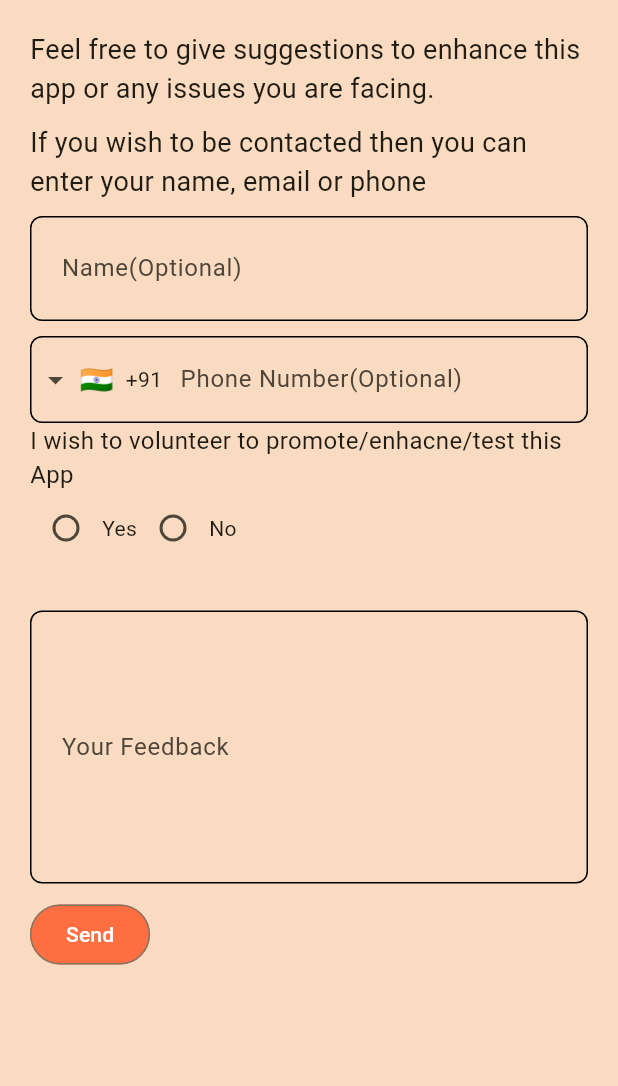
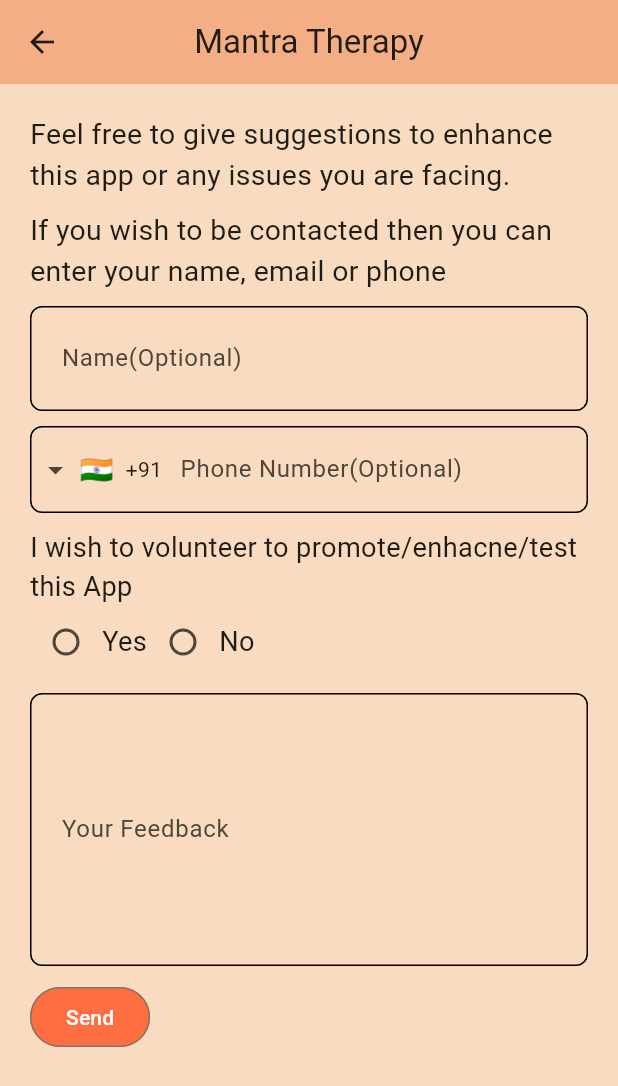
Before and after one commit to ayushshah31/calendarsongs, a Flutter app: the FeedbackPage screen opened by its route, on a phone screen of 412 x 824 dp. Shown: the top 1086 px of the screen. Run offline on Flutter 3.47's test engine with Material 3 defaults, Android fonts, the phone set to English and light mode, and no system bars; drawn by our look-alikes of intl_phone_field; our stand-ins replace audio_service, device_info_plus, dio, firebase_analytics, firebase_core, firebase_database and 8 more; missing offline and left inert: advanced_in_app_review, app_settings, vs_scrollbar; accounts and stored records are empty.

Commit message:
feedback page changes, new download error fix

```diff
--- a/lib/Screens/feedback.dart
+++ b/lib/Screens/feedback.dart
@@ -27,23 +27,26 @@ class _FeedbackPageState extends State<FeedbackPage> {
   Widget build(BuildContext context) {
     return SafeArea(
       child: Scaffold(
-        // appBar: AppBar(title: const Text("Feedback")),
+        appBar: AppBar(
+          title: const Text("Mantra Therapy"),
+          centerTitle: true,
+        ),
         backgroundColor: const Color(0xfff8dbc1),
         body: SingleChildScrollView(
           child: Container(
-            height: MediaQuery.of(context).size.height,
+            // height: MediaQuery.of(context).size.height,
             padding: const EdgeInsets.all(20),
             child: Column(
               crossAxisAlignment: CrossAxisAlignment.start,
               children: [
                 Text(
                   "Feel free to give suggestions to enhance this app or any issues you are facing.",
-                  style: TextStyle(fontSize: 18),
+                  style: TextStyle(fontSize: MediaQuery.of(context).size.height * 0.023),
                 ),
                 SizedBox(height: 10),
                 Text(
                   "If you wish to be contacted then you can enter your name, email or phone",
-                  style: TextStyle(fontSize: 18),
+                  style: TextStyle(fontSize: MediaQuery.of(context).size.height * 0.023),
                 ),
                 SizedBox(height: 10),
                 Form(
@@ -104,30 +107,6 @@ class _FeedbackPageState extends State<FeedbackPage> {
                           },
                         ),
                       ),
-                      // Spacer(),
-                      // Container(
-                      //   padding: EdgeInsets.all(10),
-                      //   decoration: BoxDecoration(
-                      //       borderRadius: BorderRadius.circular(8),
-                      //       border: Border.all(color: Colors.black)),
-                      //   child: TextFormField(
-                      //     decoration: InputDecoration(
-                      //         labelText: "Phone(Optional)",
-                      //         border: OutlineInputBorder(borderRadius: BorderRadius.circular(20)),
-                      //         hintText: "",
-                      //         disabledBorder: InputBorder.none,
-                      //         enabledBorder: InputBorder.none,
-                      //         focusedBorder: InputBorder.none,
-                      //         contentPadding: EdgeInsets.only(left: 10),
-                      //         hintStyle: const TextStyle(fontSize: 16)),
-                      //     keyboardType: TextInputType.phone,
-                      //     textInputAction: TextInputAction.done,
-                      //     style: const TextStyle(fontSize: 14),
-                      //     onChanged: (value) {
-                      //       phone = value;
-                      //     },
-                      //   ),
-                      // ),
                       SizedBox(height: 10),
                       Container(
                         // padding: EdgeInsets.all(10),
@@ -160,10 +139,12 @@ class _FeedbackPageState extends State<FeedbackPage> {
                           ],
                         ),
                       ),
-                      // const Text("Enter Body"),
+                      const SizedBox(
+                        height: 10,
+                      ),
                       Text(
                         "I wish to volunteer to promote/enhacne/test this App",
-                        style: TextStyle(fontSize: 16),
+                        style: TextStyle(fontSize: MediaQuery.of(context).size.height * 0.022),
                       ),
                       Row(
                         children: [
@@ -176,7 +157,10 @@ class _FeedbackPageState extends State<FeedbackPage> {
                                   radioVal = RadioVal.Yes;
                                 });
                               }),
-                          const Text("Yes"),
+                          Text(
+                            "Yes",
+                            style: TextStyle(fontSize: MediaQuery.of(context).size.height * 0.022),
+                          ),
                           Radio(
                               value: RadioVal.No,
                               groupValue: radioVal,
@@ -185,10 +169,19 @@ class _FeedbackPageState extends State<FeedbackPage> {
                                   radioVal = RadioVal.No;
                                 });
                               }),
-                          const Text("No"),
+                          Text(
+                            "No",
+                            style: TextStyle(fontSize: MediaQuery.of(context).size.height * 0.022),
+                          ),
                         ],
                       ),
-                      Text(errorMsg, style: const TextStyle(color: Colors.red)),
+                      errorMsg == ""
+                          ? Container()
+                          : Text(errorMsg,
+                              style: TextStyle(
+                                color: Colors.red,
+                                fontSize: MediaQuery.of(context).size.height * 0.018,
+                              )),
                       Container(
                         decoration: BoxDecoration(
                             borderRadius: BorderRadius.circular(8),
@@ -208,7 +201,7 @@ class _FeedbackPageState extends State<FeedbackPage> {
                               focusedBorder: InputBorder.none,
                               contentPadding: const EdgeInsets.only(left: 10),
                               hintStyle: const TextStyle(fontSize: 16)),
-                          keyboardType: TextInputType.multiline,
+                          keyboardType: TextInputType.text,
                           // textInputAction: TextInputAction.done,
                           style: const TextStyle(fontSize: 16),
                           autocorrect: true,
@@ -245,8 +238,13 @@ class _FeedbackPageState extends State<FeedbackPage> {
                               print(DateTime.now());
                               if (res) {
                                 const snackBar = SnackBar(
-                                  content: Text('Feedback Saved'),
-                                  duration: Duration(seconds: 2),
+                                  content: Text(
+                                    'Thank You! Your Feedback has been saved',
+                                    style: TextStyle(color: Colors.white, fontSize: 22),
+                                  ),
+                                  padding: EdgeInsets.all(10),
+                                  backgroundColor: Color(0xff80571d),
+                                  duration: Duration(seconds: 3),
                                 );
                                 ScaffoldMessenger.of(context).showSnackBar(snackBar);
                               } else {
@@ -263,6 +261,9 @@ class _FeedbackPageState extends State<FeedbackPage> {
                                 phoneController.text = "";
                                 radioVal = RadioVal.NotSelected;
                                 errorMsg = "";
+                                name = "";
+                                phone = "";
+                                body = "";
                               });
                               // Future.delayed(const Duration(seconds: 2),(){
                               //   Navigator.of(context).pop();
--- a/lib/page_manager.dart
+++ b/lib/page_manager.dart
@@ -41,7 +41,7 @@ class PageManager {
   Future<void> _loadPlaylist() async {
     final songRepository = getIt<PlaylistRepository>();
     final playlist = await songRepository.fetchIntroPlaylist(-1);
-    print("Initial: $playlist");
+    print("InitialLoad: $playlist");
     final mediaItems = MediaItem(
       id: playlist['id'] ?? '',
       album: playlist['album'] ?? '',
@@ -161,7 +161,7 @@ class PageManager {
       isIntroPlaying = true;
       song = await songRepository.fetchIntroPlaylist(tithiNo);
     }
-    mantraDuration = _audioHandler.queue.value.first.duration;
+    // mantraDuration = _audioHandler.queue.value.first.duration;
     final mediaItem = MediaItem(
       id: song['id'] ?? '',
       album: song['album'] ?? '',
--- a/pubspec.yaml
+++ b/pubspec.yaml
@@ -40,6 +40,7 @@ dependencies:
   firebase_core: ^2.4.1
   #  firebase_storage: ^11.2.4
   firebase_database: ^10.2.3
+  firebase_analytics: ^10.5.1
 
   provider: ^6.0.5
   table_calendar: ^3.0.9
@@ -70,9 +71,6 @@ dependencies:
   advanced_in_app_review: ^1.1.3
 
   app_settings: ^5.0.0
-
-  # animated_notch_bottom_bar: ^1.0.0
-  stylish_bottom_bar: ^1.0.3
 
   device_info_plus: ^9.0.3
 
```
Also changed, not shown: lib/Screens/bottomBar.dart (+46 -78 lines), lib/Screens/home.dart (+40 -7 lines), lib/Screens/wrapper.dart (+41 -5 lines), lib/main.dart (+12 -11 lines), lib/model/mantraData.dart (+13 -2 lines), lib/services/playlist_repository.dart (+13 -4 lines), flutter_01.png (deleted), pubspec.lock, 7 other files.
